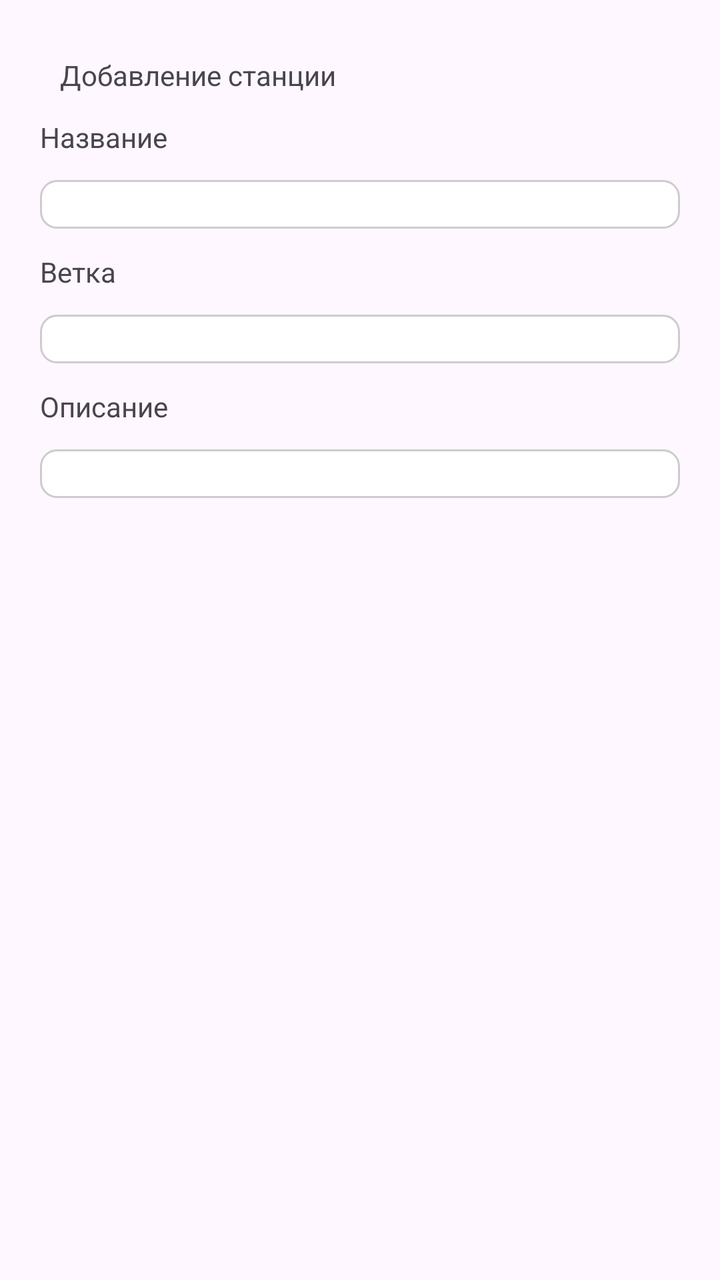
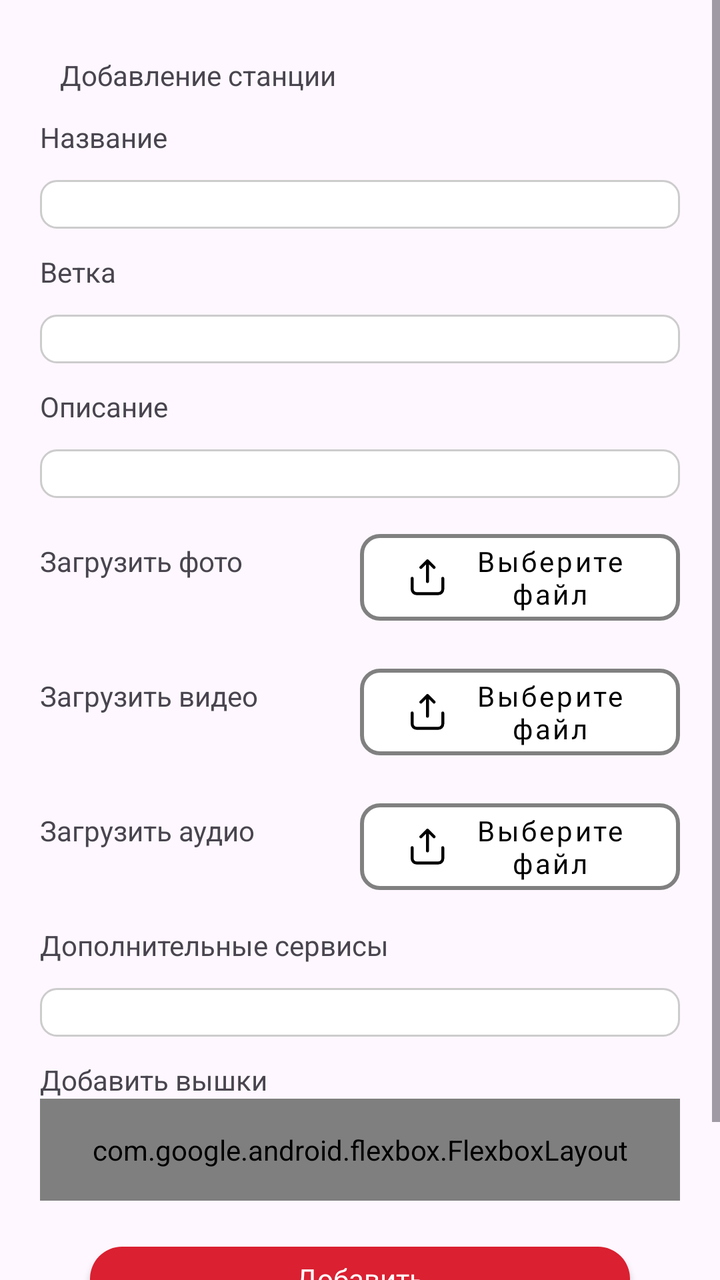

An Android layout rendered at two revisions. The XML below is the earlier revision; the diff shows what the commit changed to produce the second picture.
<!-- AndroidManifest.xml: application theme Theme.VKR -->
<!-- res/layout/fragment_add_station.xml -->
<?xml version="1.0" encoding="utf-8"?>
<androidx.constraintlayout.widget.ConstraintLayout xmlns:android="http://schemas.android.com/apk/res/android"
    xmlns:app="http://schemas.android.com/apk/res-auto"
    xmlns:tools="http://schemas.android.com/tools"
    android:layout_width="match_parent"
    android:id="@+id/station_fragment"
    tools:context=".fragments.AddStationFragment"
    android:layout_height="match_parent">

    <ScrollView
        android:layout_width="match_parent"
        android:layout_height="match_parent"
        android:fillViewport="true"
        app:layout_constraintBottom_toBottomOf="parent"
        app:layout_constraintEnd_toEndOf="parent"
        app:layout_constraintStart_toStartOf="parent"
        app:layout_constraintTop_toTopOf="parent">

        <androidx.constraintlayout.widget.ConstraintLayout
            android:layout_width="match_parent"
            android:paddingHorizontal="20dp"

            android:layout_height="wrap_content">

            <TextView
                android:id="@+id/add_station_txt"
                android:layout_width="wrap_content"
                android:layout_height="wrap_content"
                android:layout_marginTop="28dp"
                android:text="Добавление станции"
                app:layout_constraintEnd_toEndOf="parent"
                app:layout_constraintHorizontal_bias="0.055"
                app:layout_constraintStart_toStartOf="parent"

                app:layout_constraintTop_toTopOf="parent" />





            <TextView
                android:id="@+id/add_station_name_txt"
                android:layout_width="0dp"
                android:layout_height="wrap_content"
                android:layout_marginTop="12dp"
                android:text="Название"
                app:layout_constraintEnd_toEndOf="parent"
                app:layout_constraintStart_toStartOf="parent"
                app:layout_constraintTop_toBottomOf="@+id/add_station_txt" />
            <EditText
                android:id="@+id/add_station_name_edit"
                android:layout_width="0dp"
                android:layout_height="wrap_content"
                android:layout_marginTop="12dp"
                android:background="@drawable/edit_text_rounded"

                app:layout_constraintEnd_toEndOf="parent"
                app:layout_constraintStart_toStartOf="parent"
                app:layout_constraintTop_toBottomOf="@+id/add_station_name_txt" />
            <TextView
                android:id="@+id/add_station_branch_txt"
                android:layout_width="0dp"
                android:layout_height="wrap_content"
                android:layout_marginTop="12dp"
                android:text="Ветка"
                app:layout_constraintEnd_toEndOf="parent"
                app:layout_constraintStart_toStartOf="parent"
                app:layout_constraintTop_toBottomOf="@+id/add_station_name_edit" />
            <EditText
                android:id="@+id/add_station_branch_edit"

                android:layout_width="0dp"
                android:layout_height="wrap_content"
                android:layout_marginTop="12dp"
                android:background="@drawable/edit_text_rounded"

                app:layout_constraintEnd_toEndOf="parent"
                app:layout_constraintStart_toStartOf="parent"
                app:layout_constraintTop_toBottomOf="@+id/add_station_branch_txt" />

            <TextView
                android:id="@+id/add_station_description_txt"
                android:layout_width="0dp"
                android:layout_height="wrap_content"
                android:layout_marginTop="12dp"
                android:text="Описание"
                app:layout_constraintEnd_toEndOf="parent"
                app:layout_constraintStart_toStartOf="parent"
                app:layout_constraintTop_toBottomOf="@+id/add_station_branch_edit" />
            <EditText
                android:id="@+id/add_station_description_edit"

                android:layout_width="0dp"
                android:layout_height="wrap_content"
                android:layout_marginTop="12dp"
                android:background="@drawable/edit_text_rounded"
                android:inputType="textMultiLine"
                android:gravity="top|start"
                app:layout_constraintEnd_toEndOf="parent"
                app:layout_constraintStart_toStartOf="parent"
                app:layout_constraintTop_toBottomOf="@+id/add_station_description_txt" />


        </androidx.constraintlayout.widget.ConstraintLayout>
    </ScrollView>
</androidx.constraintlayout.widget.ConstraintLayout>
<!-- resources referenced by this layout -->
<resources>
  <!-- drawable edit_text_rounded (drawable) -->
  <shape xmlns:android="http://schemas.android.com/apk/res/android"
      android:shape="rectangle">
      <solid android:color="#FFFFFF" />
      <corners android:radius="8dp" />
      <stroke android:width="1dp" android:color="#CCCCCC" />
  </shape>
  <style name="Theme.VKR" parent="Base.Theme.VKR" />
  <style name="Base.Theme.VKR" parent="Theme.Material3.DayNight.NoActionBar">
          
          
      </style>
</resources>

<!-- the commit's change to res/layout/fragment_add_station.xml (unified diff, before → after) -->
@@ -99,7 +99,289 @@
                 app:layout_constraintEnd_toEndOf="parent"
                 app:layout_constraintStart_toStartOf="parent"
                 app:layout_constraintTop_toBottomOf="@+id/add_station_description_txt" />
-
+            <LinearLayout
+                android:id="@+id/add_station_photo_layout"
+                android:layout_width="match_parent"
+                android:layout_height="wrap_content"
+                android:orientation="horizontal"
+                android:layout_marginTop="12dp"
+                app:layout_constraintEnd_toEndOf="parent"
+                app:layout_constraintStart_toStartOf="parent"
+                app:layout_constraintTop_toBottomOf="@+id/add_station_description_edit" >
+            <TextView
+                android:id="@+id/upload_photo_txt"
+                android:layout_width="0dp"
+                android:layout_height="wrap_content"
+                android:layout_weight="1"
+
+                android:text="Загрузить фото"
+                 />
+                <com.google.android.material.button.MaterialButton
+
+                android:id="@+id/add_station_upload_photo_btn"
+                android:layout_width="0dp"
+                android:layout_height="wrap_content"
+                android:layout_weight="1"
+                android:text="Выберите файл"
+                style="@style/GreyButtonStyle"
+                android:textAllCaps="false"
+                app:icon="@drawable/vector__1_"
+                app:iconPadding="12dp"
+                    app:iconTint="@color/colorBlack"
+                app:iconGravity="textStart"
+                android:drawablePadding="8dp"
+                />
+            </LinearLayout>
+            <LinearLayout
+                android:id="@+id/add_station_video_layout"
+                android:layout_width="match_parent"
+                android:layout_height="wrap_content"
+                android:orientation="horizontal"
+                android:layout_marginTop="12dp"
+                app:layout_constraintEnd_toEndOf="parent"
+                app:layout_constraintStart_toStartOf="parent"
+                app:layout_constraintTop_toBottomOf="@+id/add_station_photo_layout" >
+                <TextView
+                    android:id="@+id/upload_video_txt"
+                    android:layout_width="0dp"
+                    android:layout_height="wrap_content"
+                    android:layout_weight="1"
+
+                    android:text="Загрузить видео"
+                    />
+                <com.google.android.material.button.MaterialButton
+
+                    android:id="@+id/add_station_upload_video_btn"
+                    android:layout_width="0dp"
+                    android:layout_height="wrap_content"
+                    android:layout_weight="1"
+                    android:text="Выберите файл"
+                    style="@style/GreyButtonStyle"
+                    android:textAllCaps="false"
+                    app:icon="@drawable/vector__1_"
+                    app:iconPadding="12dp"
+                    app:iconTint="@color/colorBlack"
+                    app:iconGravity="textStart"
+                    android:drawablePadding="8dp"
+                    />
+            </LinearLayout>
+            <LinearLayout
+                android:id="@+id/add_station_audio_layout"
+                android:layout_width="match_parent"
+                android:layout_height="wrap_content"
+                android:orientation="horizontal"
+                android:layout_marginTop="12dp"
+                app:layout_constraintEnd_toEndOf="parent"
+                app:layout_constraintStart_toStartOf="parent"
+                app:layout_constraintTop_toBottomOf="@+id/add_station_video_layout" >
+                <TextView
+                    android:id="@+id/upload_audio_txt"
+                    android:layout_width="0dp"
+                    android:layout_height="wrap_content"
+                    android:layout_weight="1"
+
+                    android:text="Загрузить аудио"
+                    />
+                <com.google.android.material.button.MaterialButton
+
+                    android:id="@+id/add_station_upload_audio_btn"
+                    android:layout_width="0dp"
+                    android:layout_height="wrap_content"
+                    android:layout_weight="1"
+                    android:text="Выберите файл"
+                    style="@style/GreyButtonStyle"
+                    android:textAllCaps="false"
+                    app:icon="@drawable/vector__1_"
+                    app:iconPadding="12dp"
+                    app:iconTint="@color/colorBlack"
+                    app:iconGravity="textStart"
+                    android:drawablePadding="8dp"
+                    />
+            </LinearLayout>
+            <TextView
+                android:id="@+id/add_station_extra_services_txt"
+                android:layout_width="0dp"
+                android:layout_height="wrap_content"
+                android:layout_marginTop="12dp"
+                android:text="Дополнительные сервисы"
+                app:layout_constraintEnd_toEndOf="parent"
+                app:layout_constraintStart_toStartOf="parent"
+                app:layout_constraintTop_toBottomOf="@+id/add_station_audio_layout" />
+            <EditText
+                android:id="@+id/add_station_extra_services_edit"
+                android:layout_width="0dp"
+                android:layout_height="wrap_content"
+                android:layout_marginTop="12dp"
+                android:background="@drawable/edit_text_rounded"
+
+                app:layout_constraintEnd_toEndOf="parent"
+                app:layout_constraintStart_toStartOf="parent"
+                app:layout_constraintTop_toBottomOf="@+id/add_station_extra_services_txt" />
+
+            <TextView
+                android:id="@+id/add_cell_towers_txt"
+                android:layout_width="0dp"
+                android:layout_height="wrap_content"
+                android:layout_marginTop="12dp"
+                android:text="Добавить вышки"
+                app:layout_constraintEnd_toEndOf="parent"
+                app:layout_constraintStart_toStartOf="parent"
+                app:layout_constraintTop_toBottomOf="@+id/add_station_extra_services_edit" />
+            <com.google.android.flexbox.FlexboxLayout
+                android:id="@+id/flex_box"
+                android:layout_width="match_parent"
+                android:layout_height="wrap_content"
+                android:padding="16dp"
+                app:flexWrap="wrap"
+                app:justifyContent="flex_start"
+                app:alignItems="flex_start"
+                app:layout_constraintEnd_toEndOf="parent"
+                app:layout_constraintStart_toStartOf="parent"
+                app:layout_constraintTop_toBottomOf="@+id/add_cell_towers_txt" >
+                
+                <LinearLayout
+                    android:layout_width="0dp"
+                    android:layout_height="wrap_content"
+                    android:orientation="vertical"
+                    android:padding="8dp"
+                    app:layout_flexBasisPercent="30%">
+
+                    <TextView
+                        android:layout_width="match_parent"
+                        android:layout_height="wrap_content"
+                        android:text="LAC"
+                        android:textSize="14sp" />
+
+                    <EditText
+                        android:layout_width="match_parent"
+                        android:layout_height="wrap_content"
+                        android:hint=""
+                        android:background="@drawable/edit_text_rounded"
+
+                        android:inputType="text" />
+                </LinearLayout>
+
+                
+                <LinearLayout
+                    android:layout_width="0dp"
+                    android:layout_height="wrap_content"
+                    android:orientation="vertical"
+                    android:padding="8dp"
+                    app:layout_flexBasisPercent="30%">
+
+                    <TextView
+                        android:layout_width="match_parent"
+                        android:layout_height="wrap_content"
+                        android:text="CID"
+                        android:textSize="14sp" />
+
+                    <EditText
+                        android:layout_width="match_parent"
+                        android:layout_height="wrap_content"
+                        android:hint=""
+                        android:background="@drawable/edit_text_rounded"
+
+                        android:inputType="text" />
+                </LinearLayout>
+
+                
+                <LinearLayout
+                    android:layout_width="0dp"
+                    android:layout_height="wrap_content"
+                    android:orientation="vertical"
+                    android:padding="8dp"
+                    app:layout_flexBasisPercent="30%">
+
+                    <TextView
+                        android:layout_width="match_parent"
+                        android:layout_height="wrap_content"
+                        android:text="MCC"
+                        android:textSize="14sp" />
+
+                    <EditText
+                        android:layout_width="match_parent"
+                        android:layout_height="wrap_content"
+                        android:hint=""
+                        android:background="@drawable/edit_text_rounded"
+
+                        android:inputType="text" />
+                </LinearLayout>
+
+                
+                <LinearLayout
+                    android:layout_width="0dp"
+                    android:layout_height="wrap_content"
+                    android:orientation="vertical"
+                    android:padding="8dp"
+                    app:layout_flexBasisPercent="30%">
+
+                    <TextView
+                        android:layout_width="match_parent"
+                        android:layout_height="wrap_content"
+                        android:text="MNC"
+                        android:textSize="14sp" />
+
+                    <EditText
+                        android:layout_width="match_parent"
+                        android:layout_height="wrap_content"
+                        android:hint=""
+                        android:background="@drawable/edit_text_rounded"
+
+                        android:inputType="text" />
+                </LinearLayout>
+
+                
+                <LinearLayout
+                    android:layout_width="0dp"
+                    android:layout_height="wrap_content"
+                    android:orientation="vertical"
+                    android:padding="8dp"
+                    app:layout_flexBasisPercent="30%">
+
+                    <TextView
+                        android:layout_width="match_parent"
+                        android:layout_height="wrap_content"
+                        android:text="RADIO"
+                        android:textSize="14sp" />
+
+                    <EditText
+                        android:layout_width="match_parent"
+                        android:layout_height="wrap_content"
+                        android:hint=""
+                        android:background="@drawable/edit_text_rounded"
+
+                        android:inputType="text" />
+                </LinearLayout>
+
+            </com.google.android.flexbox.FlexboxLayout>
+            <androidx.appcompat.widget.AppCompatButton
+                android:id="@+id/add_station_add_cell_btn"
+                android:layout_width="270dp"
+                android:layout_height="32dp"
+                android:layout_marginTop="23dp"
+                style="@style/RedButtonStyle"
+                android:minHeight="0dp"
+                android:text="Добавить"
+                android:textAllCaps="false"
+
+                app:layout_constraintEnd_toEndOf="parent"
+                app:layout_constraintStart_toStartOf="parent"
+                app:layout_constraintTop_toBottomOf="@id/flex_box" />
+
+            <androidx.appcompat.widget.AppCompatButton
+                android:id="@+id/add_station_btn"
+                android:layout_width="270dp"
+                android:layout_height="32dp"
+                android:layout_marginTop="23dp"
+                style="@style/RedButtonStyle"
+                android:minHeight="0dp"
+                android:text="Сохранить"
+                android:textAllCaps="false"
+                android:layout_marginBottom="20dp"
+                app:layout_constraintEnd_toEndOf="parent"
+                app:layout_constraintStart_toStartOf="parent"
+                app:layout_constraintBottom_toBottomOf="parent"
+                app:layout_constraintTop_toBottomOf="@id/add_station_add_cell_btn" />
 
         </androidx.constraintlayout.widget.ConstraintLayout>
     </ScrollView>
<!-- resource entries referenced after the edit -->
@@ -1,5 +1,6 @@
 <!-- resources referenced by this layout -->
 <resources>
+  <color name="colorBlack">#000000</color>
   <!-- drawable edit_text_rounded (drawable) -->
   <shape xmlns:android="http://schemas.android.com/apk/res/android"
       android:shape="rectangle">
@@ -7,7 +8,76 @@
       <corners android:radius="8dp" />
       <stroke android:width="1dp" android:color="#CCCCCC" />
   </shape>
+  <!-- drawable vector__1_ (drawable) -->
+  <vector xmlns:android="http://schemas.android.com/apk/res/android"
+      android:width="13dp"
+      android:height="13dp"
+      android:strokeColor="#FFFFFF"
+      android:viewportWidth="13"
+      android:viewportHeight="13">
+    <path
+        android:pathData="M6.065,1.33V8.038M8.433,2.909L6.065,0.541L3.698,2.909M0.541,6.855V10.801C0.541,11.219 0.707,11.621 1.003,11.917C1.299,12.213 1.701,12.379 2.119,12.379H10.011C10.43,12.379 10.831,12.213 11.127,11.917C11.423,11.621 11.59,11.219 11.59,10.801V6.855"
+        android:strokeLineJoin="round"
+        android:strokeWidth="1.08232"
+        android:fillColor="#00000000"
+        android:strokeColor="#000000"
+        android:strokeLineCap="round"/>
+  </vector>
+  <style name="GreyButtonStyle" parent="Widget.MaterialComponents.Button.OutlinedButton">
+          <item name="android:fontFamily">@font/inter_regular</item>
+          <item name="android:textColor">#000000</item>
+          <item name="android:textSize">14sp</item>
+          <item name="strokeColor">#808080</item>
+          <item name="strokeWidth">2dp</item>
+          <item name="cornerRadius">10dp</item>
+          <item name="backgroundTint">#FFFFFF</item>
+      </style>
+  <style name="RedButtonStyle" parent="Widget.AppCompat.Button">
+          <item name="android:background">@drawable/red_button</item>
+          <item name="android:fontFamily">@font/roboto_regular</item>
+          <item name="android:textColor">#FFFFFF</item>
+          <item name="android:textSize">14sp</item>
+  
+      </style>
   <style name="Theme.VKR" parent="Base.Theme.VKR" />
+  <!-- drawable red_button (drawable) -->
+  <?xml version="1.0" encoding="utf-8"?>
+  <selector xmlns:android="http://schemas.android.com/apk/res/android">
+      <item android:state_pressed="true" >
+          <shape
+              android:shape="rectangle" >
+  
+              <corners
+                  android:radius="100dp"/>
+              <solid
+  
+                  android:color="#DA2031"/>
+          </shape>
+      </item>
+      <item android:state_focused="true">
+          <shape
+              android:shape="rectangle" >
+  
+              <corners
+                  android:radius="100dp"/>
+              <solid
+  
+                  android:color="#DA2031"/>
+  
+          </shape>
+      </item>
+      <item >
+          <shape
+              android:shape="rectangle" >
+  
+              <corners
+                  android:radius="100dp"/>
+              <solid
+  
+                  android:color="#DA2031"/>
+          </shape>
+      </item>
+  </selector>
   <style name="Base.Theme.VKR" parent="Theme.Material3.DayNight.NoActionBar">
           
           
